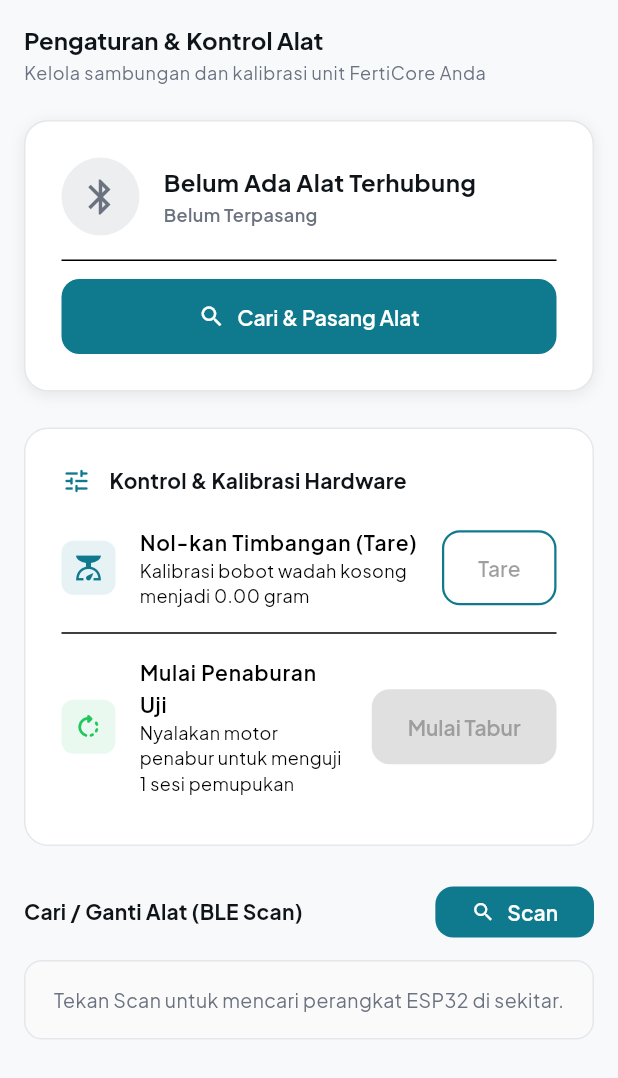
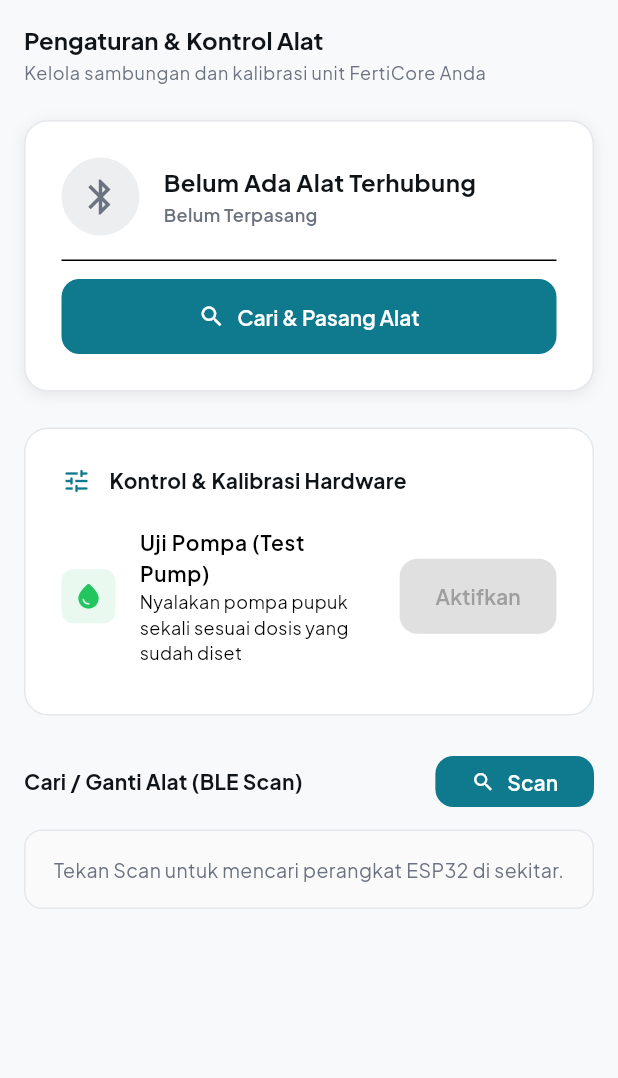
Before and after one commit to Ronaltama/FetCoreAI, a Flutter app: the DevicePage screen opened directly, on a phone screen of 412 x 824 dp. Shown: the top 1078 px of the screen. Run offline on Flutter 3.47's test engine with Material 3 defaults, Android fonts, the phone set to English and light mode, and no system bars; our stand-ins replace flutter_blue_plus, google_fonts, shared_preferences; accounts and stored records are empty.

Commit message:
fix: sync app with ESP32 firmware - fix BLE send bug, update units to mL, remove tare, rename labels

```diff
--- a/lib/screens/device_page.dart
+++ b/lib/screens/device_page.dart
@@ -86,8 +86,8 @@ class DevicePage extends StatelessWidget {
     final isConnecting = ble.isConnecting;
     final savedDevice = ble.savedDeviceId;
     final deviceName = isConnected
-        ? (ble.connectedDevice?.advName.isNotEmpty == true ? ble.connectedDevice!.advName : 'FERTICORE-01')
-        : (ble.savedDeviceName ?? 'FERTICORE-01');
+        ? (ble.connectedDevice?.advName.isNotEmpty == true ? ble.connectedDevice!.advName : 'FETCORE-01')
+        : (ble.savedDeviceName ?? 'FETCORE-01');
 
     return Container(
       decoration: BoxDecoration(
@@ -250,32 +250,7 @@ class DevicePage extends StatelessWidget {
           ),
           const SizedBox(height: AppTheme.spacingMD),
 
-          // Tool 1: Tare Timbangan (Zeroing)
-          ListTile(
-            contentPadding: EdgeInsets.zero,
-            leading: Container(
-              padding: const EdgeInsets.all(8),
-              decoration: BoxDecoration(
-                color: AppTheme.primaryBlue.withValues(alpha: 0.1),
-                borderRadius: BorderRadius.circular(8),
-              ),
-              child: const Icon(Icons.scale, color: AppTheme.primaryBlue, size: 20),
-            ),
-            title: const Text('Nol-kan Timbangan (Tare)', style: TextStyle(fontWeight: FontWeight.w600, fontSize: 14)),
-            subtitle: const Text('Kalibrasi bobot wadah kosong menjadi 0.00 gram', style: TextStyle(fontSize: 12)),
-            trailing: OutlinedButton(
-              onPressed: isConnected
-                  ? () {
-                      ble.tareScale();
-                      _showFeedback(context, 'Perintah Tare (Nol-kan Timbangan) terkirim');
-                    }
-                  : null,
-              child: const Text('Tare'),
-            ),
-          ),
-          const Divider(),
-
-          // Tool 2: Uji Motor Tabur
+          // Kontrol: Uji Pompa (Test Pump)
           ListTile(
             contentPadding: EdgeInsets.zero,
             leading: Container(
@@ -284,22 +259,22 @@ class DevicePage extends StatelessWidget {
                 color: AppTheme.accentGreen.withValues(alpha: 0.1),
                 borderRadius: BorderRadius.circular(8),
               ),
-              child: const Icon(Icons.rotate_right_rounded, color: AppTheme.accentGreen, size: 20),
+              child: const Icon(Icons.water_drop_rounded, color: AppTheme.accentGreen, size: 20),
             ),
-            title: const Text('Mulai Penaburan Uji', style: TextStyle(fontWeight: FontWeight.w600, fontSize: 14)),
-            subtitle: const Text('Nyalakan motor penabur untuk menguji 1 sesi pemupukan', style: TextStyle(fontSize: 12)),
+            title: const Text('Uji Pompa (Test Pump)', style: TextStyle(fontWeight: FontWeight.w600, fontSize: 14)),
+            subtitle: const Text('Nyalakan pompa pupuk sekali sesuai dosis yang sudah diset', style: TextStyle(fontSize: 12)),
             trailing: ElevatedButton(
               onPressed: isConnected
                   ? () {
                       ble.triggerMotor();
-                      _showFeedback(context, 'Perintah Mulai Tabur terkirim ke alat!');
+                      _showFeedback(context, 'Perintah Aktifkan Pompa terkirim ke alat!');
                     }
                   : null,
               style: ElevatedButton.styleFrom(
                 backgroundColor: AppTheme.accentGreen,
                 foregroundColor: Colors.white,
               ),
-              child: const Text('Mulai Tabur'),
+              child: const Text('Aktifkan'),
             ),
           ),
         ],
--- a/lib/screens/home_screen.dart
+++ b/lib/screens/home_screen.dart
@@ -44,11 +44,11 @@ class _HomeScreenState extends State<HomeScreen> with TickerProviderStateMixin {
           crossAxisAlignment: CrossAxisAlignment.start,
           children: [
             Text(
-              'FERTICORE AI',
+              'FETCORE AI',
               style: Theme.of(context).textTheme.headlineSmall,
             ),
             Text(
-              'Sistem Tabur Presisi (BLE)',
+              'Sistem Dosing Presisi (BLE)',
               style: Theme.of(context).textTheme.bodySmall?.copyWith(color: AppTheme.textGrey),
             ),
           ],
--- a/lib/screens/info_page.dart
+++ b/lib/screens/info_page.dart
@@ -90,10 +90,10 @@ class InfoPage extends StatelessWidget {
             child: Column(
               crossAxisAlignment: CrossAxisAlignment.start,
               children: [
-                Text('FERTICORE AI (BLE)', style: Theme.of(context).textTheme.titleLarge),
+                Text('FETCORE AI', style: Theme.of(context).textTheme.titleLarge),
                 const SizedBox(height: AppTheme.spacingSM),
                 Text(
-                  'Sistem kontrol dan monitoring alat tabur pupuk presisi via Bluetooth',
+                  'Sistem kontrol dosing pupuk cair presisi via Bluetooth',
                   style: Theme.of(context).textTheme.bodySmall?.copyWith(color: AppTheme.textGrey),
                 ),
               ],
--- a/lib/widgets/dosis_card_widget.dart
+++ b/lib/widgets/dosis_card_widget.dart
@@ -116,8 +116,8 @@ class DosisCardWidget extends StatelessWidget {
                 const SizedBox(height: AppTheme.spacingSM),
                 Text(
                   isLive
-                      ? 'gram (Real-time dari Alat)'
-                      : (hasData ? 'gram (Data Terakhir: $syncInfo)' : 'Hubungkan alat untuk sinkronisasi'),
+                      ? 'mL (Real-time dari Alat)'
+                      : (hasData ? 'mL (Data Terakhir: $syncInfo)' : 'Hubungkan alat untuk sinkronisasi'),
                   style: Theme.of(context).textTheme.bodyMedium?.copyWith(
                     color: isLive ? AppTheme.primaryBlue : AppTheme.textGrey,
                     fontWeight: isLive ? FontWeight.w600 : FontWeight.normal,
@@ -203,7 +203,7 @@ class DosisCardWidget extends StatelessWidget {
                       ),
                       const SizedBox(width: AppTheme.spacingSM),
                       Text(
-                        isMotorRunning ? 'Motor: Menabur' : 'Motor: Standby',
+                      isMotorRunning ? 'Pompa: Aktif' : 'Pompa: Standby',
                         style: Theme.of(context).textTheme.labelSmall?.copyWith(
                               color: isMotorRunning ? AppTheme.accentGreen : AppTheme.textGrey,
                               fontWeight: FontWeight.w600,
--- a/lib/widgets/manual_dosis_card_widget.dart
+++ b/lib/widgets/manual_dosis_card_widget.dart
@@ -50,8 +50,8 @@ class _ManualDosisCardWidgetState extends State<ManualDosisCardWidget> {
     final ble = Provider.of<BleService>(context, listen: false);
     final history = Provider.of<HistoryService>(context, listen: false);
 
-    if (ble.activeDevice == null) {
-      _showFeedback('Tidak ada perangkat aktif. Pilih di menu Device.', isError: true);
+    if (!ble.isConnected) {
+      _showFeedback('Alat belum terhubung. Sambungkan di menu Device.', isError: true);
       setState(() => _isLoading = false);
       return;
     }
@@ -60,14 +60,14 @@ class _ManualDosisCardWidgetState extends State<ManualDosisCardWidget> {
 
     // Save to history
     await history.addRecord(
-      deviceName: ble.activeDevice?.advName ?? 'Unknown Device',
-      deviceId: ble.activeDevice?.remoteId.str ?? '',
+      deviceName: ble.connectedDevice?.advName ?? 'FETCORE-01',
+      deviceId: ble.connectedDevice?.remoteId.str ?? '',
       action: 'Manual',
       dosis: dosis,
-      details: 'Pengaturan dosis manual',
+      details: 'Pengaturan dosis manual ${dosis.toStringAsFixed(1)} mL',
     );
 
-    _showFeedback('Dosis $dosis gram telah dikirim');
+    _showFeedback('Dosis ${dosis.toStringAsFixed(1)} mL berhasil dikirim ke alat!');
     _manualDosisController.clear();
 
     await Future.delayed(const Duration(milliseconds: 500));
@@ -81,7 +81,7 @@ class _ManualDosisCardWidgetState extends State<ManualDosisCardWidget> {
       return;
     }
     ble.triggerMotor();
-    _showFeedback('Perintah Mulai Tabur dikirim ke alat!');
+    _showFeedback('Perintah Aktifkan Pompa dikirim ke alat!');
   }
 
   @override
@@ -143,10 +143,10 @@ class _ManualDosisCardWidgetState extends State<ManualDosisCardWidget> {
             keyboardType: const TextInputType.numberWithOptions(decimal: true),
             enabled: !_isLoading,
             decoration: InputDecoration(
-              labelText: 'Masukkan Dosis (gram)',
-              hintText: 'Contoh: 50.5',
-              prefixIcon: const Icon(Icons.scale_rounded),
-              suffixText: 'g',
+              labelText: 'Masukkan Dosis (mL)',
+              hintText: 'Contoh: 15.5',
+              prefixIcon: const Icon(Icons.water_drop_rounded),
+              suffixText: 'mL',
               errorText:
                   _manualDosisController.text.isNotEmpty &&
                       double.tryParse(_manualDosisController.text) == null
@@ -173,7 +173,7 @@ class _ManualDosisCardWidgetState extends State<ManualDosisCardWidget> {
                 const SizedBox(width: AppTheme.spacingMD),
                 Expanded(
                   child: Text(
-                    'Dosis akan langsung diterapkan pada alat jika ESP aktif',
+                    'Dosis (mL) akan langsung dikirim dan ditampilkan di OLED alat',
                     style: Theme.of(
                       context,
                     ).textTheme.bodySmall?.copyWith(color: AppTheme.textGrey),
@@ -210,7 +210,7 @@ class _ManualDosisCardWidgetState extends State<ManualDosisCardWidget> {
                 child: ElevatedButton.icon(
                   onPressed: _triggerDispense,
                   icon: const Icon(Icons.play_arrow_rounded, size: 20),
-                  label: const Text('Mulai Tabur'),
+                  label: const Text('Aktifkan Pompa'),
                   style: ElevatedButton.styleFrom(
                     backgroundColor: AppTheme.accentGreen,
                     foregroundColor: Colors.white,
--- a/lib/widgets/rekomendasi_card_widget.dart
+++ b/lib/widgets/rekomendasi_card_widget.dart
@@ -135,8 +135,8 @@ class _RekomendasiCardWidgetState extends State<RekomendasiCardWidget> {
     final ble = Provider.of<BleService>(context, listen: false);
     final history = Provider.of<HistoryService>(context, listen: false);
 
-    if (ble.activeDevice == null) {
-      _showMessage("Tidak ada perangkat yang aktif. Pilih di menu Device.", error: true);
+    if (!ble.isConnected) {
+      _showMessage("Alat belum terhubung. Sambungkan di menu Device.", error: true);
       return;
     }
 
@@ -144,14 +144,14 @@ class _RekomendasiCardWidgetState extends State<RekomendasiCardWidget> {
 
     // Save to history
     await history.addRecord(
-      deviceName: ble.activeDevice?.advName ?? 'Unknown Device',
-      deviceId: ble.activeDevice?.remoteId.str ?? '',
-      action: 'Rekomendasi',
+      deviceName: ble.connectedDevice?.advName ?? 'FETCORE-01',
+      deviceId: ble.connectedDevice?.remoteId.str ?? '',
+      action: 'Rekomendasi AI',
       dosis: _result!.dosisPerTanaman,
       details: '${_commodity?.name}, ${_hst.text} HST, ${_luas.text} m²',
     );
 
-    _showMessage("Dosis ${_result!.dosisPerTanaman} gram berhasil dikirim ke perangkat");
+    _showMessage("Dosis ${_result!.dosisPerTanaman.toStringAsFixed(1)} mL berhasil dikirim ke alat!");
   }
 
   void _triggerDispense() {
@@ -161,7 +161,7 @@ class _RekomendasiCardWidgetState extends State<RekomendasiCardWidget> {
       return;
     }
     ble.triggerMotor();
-    _showMessage("Perintah Mulai Tabur dikirim ke alat!");
+    _showMessage("Perintah Aktifkan Pompa dikirim ke alat!");
   }
 
   @override
@@ -350,7 +350,7 @@ class _RekomendasiCardWidgetState extends State<RekomendasiCardWidget> {
                       ),
                       const SizedBox(height: 6),
                       Text(
-                        "${_result!.dosisPerTanaman.toStringAsFixed(2)} g",
+                        "${_result!.dosisPerTanaman.toStringAsFixed(2)} mL",
                         style: const TextStyle(
                           fontSize: 16,
                           color: Colors.blue,
@@ -379,7 +379,7 @@ class _RekomendasiCardWidgetState extends State<RekomendasiCardWidget> {
                 child: ElevatedButton.icon(
                   onPressed: _sendToEsp,
                   icon: const Icon(Icons.send, size: 18),
-                  label: const Text("Kirim Dosis"),
+                  label: const Text("Kirim Dosis ke Alat"),
                   style: ElevatedButton.styleFrom(
                     backgroundColor: AppTheme.primaryBlue,
                     foregroundColor: Colors.white,
@@ -391,7 +391,7 @@ class _RekomendasiCardWidgetState extends State<RekomendasiCardWidget> {
                 child: ElevatedButton.icon(
                   onPressed: _triggerDispense,
                   icon: const Icon(Icons.play_arrow_rounded, size: 20),
-                  label: const Text("Mulai Tabur"),
+                  label: const Text("Aktifkan Pompa"),
                   style: ElevatedButton.styleFrom(
                     backgroundColor: AppTheme.accentGreen,
                     foregroundColor: Colors.white,
--- a/lib/widgets/statistik_card_widget.dart
+++ b/lib/widgets/statistik_card_widget.dart
@@ -186,14 +186,14 @@ class _StatistikCardWidgetState extends State<StatistikCardWidget> {
                 _buildStatItem(
                   context,
                   'Total Volume',
-                  '${totalVolume.toStringAsFixed(1)} g',
-                  Icons.balance,
+                  '${totalVolume.toStringAsFixed(1)} mL',
+                  Icons.water_drop_rounded,
                 ),
                 Container(width: 1, height: 60, color: AppTheme.borderColor),
                 _buildStatItem(
                   context,
                   'Rata-rata',
-                  '${rataRata.toStringAsFixed(1)} g',
+                  '${rataRata.toStringAsFixed(1)} mL',
                   Icons.trending_up,
                 ),
                 Container(width: 1, height: 60, color: AppTheme.borderColor),
```
